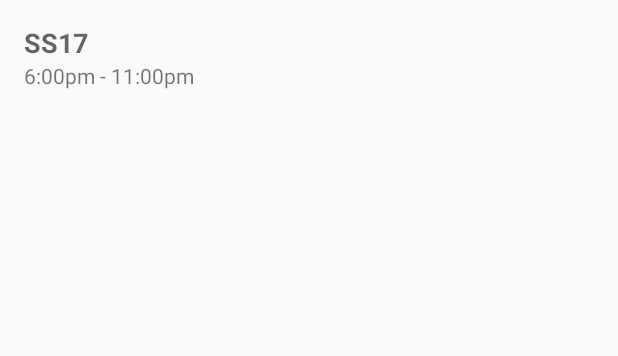
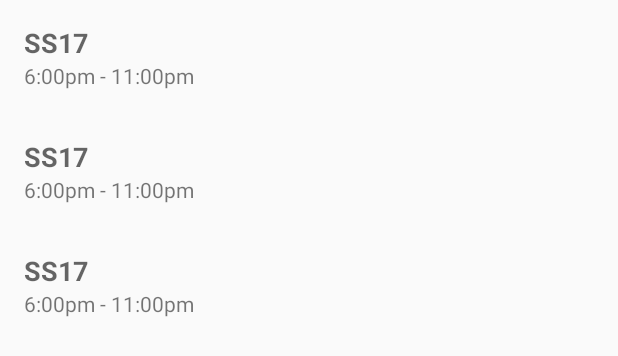
Before and after one commit to AgmoStudioSdnBhd/NinjaPasarMalam, an Android app: the layout activity_main.xml on its own in the app's theme, with its tools: preview values and no code run, on a phone screen of 412 x 824 dp. Shown: the top 356 px of the screen. Run offline under Robolectric (Android 15) with nearby library versions, the phone set to English and light mode, and no system bars.

Commit message:
Complete RecyclerView

```diff
--- a/PasarMalam/app/build.gradle
+++ b/PasarMalam/app/build.gradle
@@ -29,6 +29,10 @@ dependencies {
     androidTestImplementation 'com.android.support.test.espresso:espresso-core:3.0.1'
 
     implementation 'com.google.firebase:firebase-firestore:11.4.2'
+
+    implementation 'com.android.support:recyclerview-v7:26.1.0'
+    implementation 'com.firebaseui:firebase-ui-firestore:3.1.0'
+
 }
 
 
--- a/PasarMalam/app/src/main/res/layout/activity_main.xml
+++ b/PasarMalam/app/src/main/res/layout/activity_main.xml
@@ -1,24 +1,17 @@
 <?xml version="1.0" encoding="utf-8"?>
 <LinearLayout xmlns:android="http://schemas.android.com/apk/res/android"
+    xmlns:app="http://schemas.android.com/apk/res-auto"
     xmlns:tools="http://schemas.android.com/tools"
-    android:id="@+id/row"
     android:layout_width="match_parent"
     android:layout_height="match_parent"
     android:orientation="vertical"
-    android:padding="16dp"
     tools:context="com.agmostudio.pasarmalam.MainActivity">
 
-    <TextView
-        android:id="@+id/name"
-        android:layout_width="wrap_content"
-        android:layout_height="wrap_content"
-        android:textAppearance="@style/TextAppearance.AppCompat.Medium"
-        android:textStyle="bold"
-        tools:text="SS17" />
+    <android.support.v7.widget.RecyclerView
+        android:id="@+id/recyclerview"
+        android:layout_width="match_parent"
+        android:layout_height="match_parent"
+        app:layoutManager="LinearLayoutManager"
+        tools:listitem="@layout/list_item" />
 
-    <TextView
-        android:id="@+id/hours"
-        android:layout_width="wrap_content"
-        android:layout_height="wrap_content"
-        tools:text="6:00pm - 11:00pm" />
 </LinearLayout>
--- /dev/null
+++ b/PasarMalam/app/src/main/res/layout/list_item.xml
@@ -0,0 +1,22 @@
+<?xml version="1.0" encoding="utf-8"?>
+<LinearLayout xmlns:android="http://schemas.android.com/apk/res/android"
+    xmlns:tools="http://schemas.android.com/tools"
+    android:layout_width="match_parent"
+    android:layout_height="wrap_content"
+    android:orientation="vertical"
+    android:padding="16dp">
+
+    <TextView
+        android:id="@+id/name"
+        android:layout_width="wrap_content"
+        android:layout_height="wrap_content"
+        android:textAppearance="@style/TextAppearance.AppCompat.Medium"
+        android:textStyle="bold"
+        tools:text="SS17" />
+
+    <TextView
+        android:id="@+id/hours"
+        android:layout_width="wrap_content"
+        android:layout_height="wrap_content"
+        tools:text="6:00pm - 11:00pm" />
+</LinearLayout>
```
Also changed, not shown: PasarMalam/app/src/main/java/com/agmostudio/pasarmalam/MainActivity.java (+38 -30 lines), PasarMalam/app/src/main/java/com/agmostudio/pasarmalam/PasarMalamHolder.java (added, +21 -0 lines).
